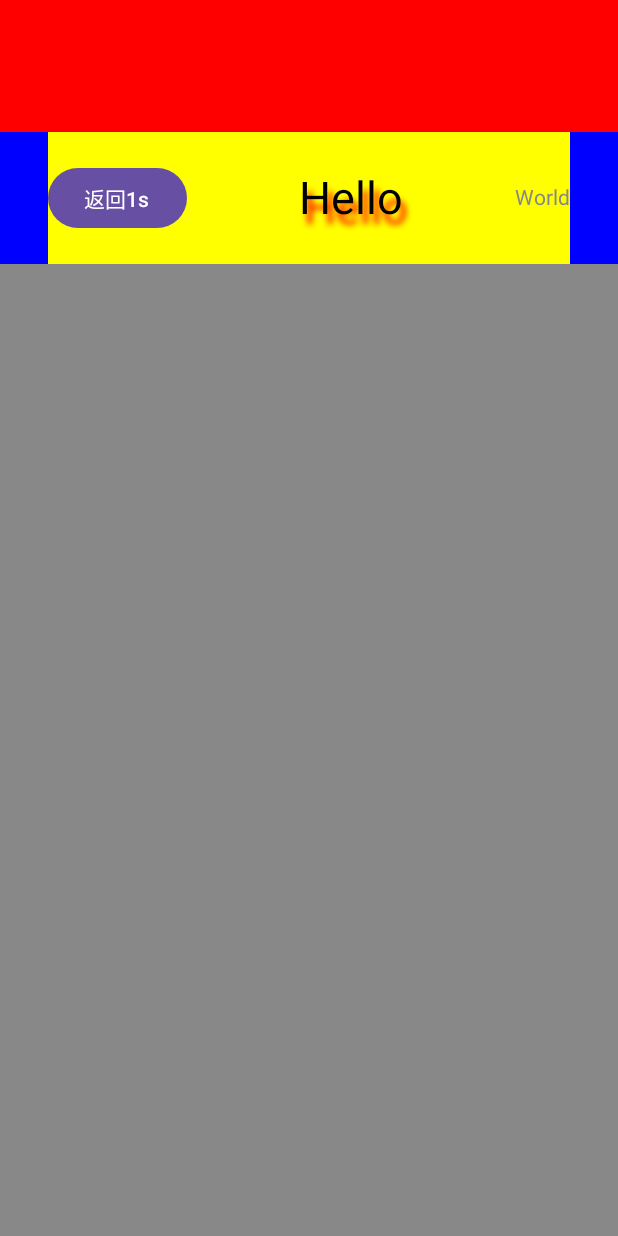
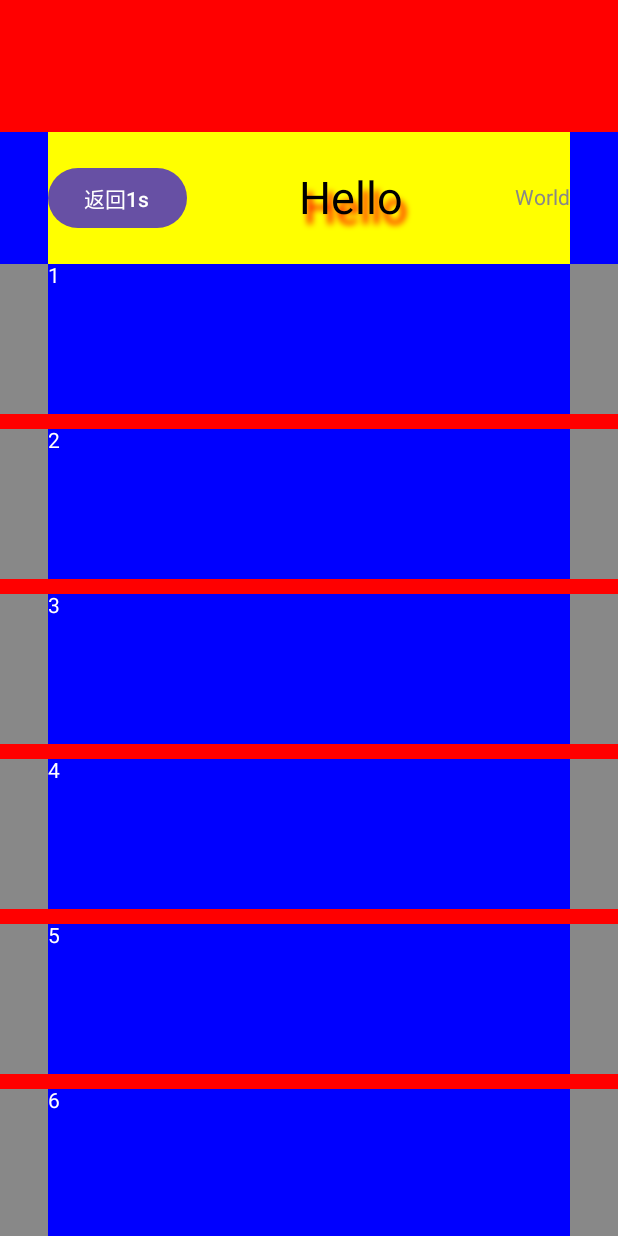
Before and after one commit to durban89/kun, an Android app built with Jetpack Compose: the screen it shows after launch (MainActivity), on a phone screen of 412 x 824 dp. Run offline under Robolectric (Android 15) with nearby library versions, the phone set to English and light mode, and no system bars; Roboto replaces fonts that are not available here.

Commit message:
update use list

```diff
--- a/app/src/main/java/com/gowhich/kun/MainActivity.kt
+++ b/app/src/main/java/com/gowhich/kun/MainActivity.kt
@@ -7,6 +7,8 @@ import androidx.activity.compose.setContent
 import androidx.compose.foundation.background
 import androidx.compose.foundation.layout.*
 import androidx.compose.foundation.lazy.LazyColumn
+import androidx.compose.foundation.rememberScrollState
+import androidx.compose.foundation.verticalScroll
 import androidx.compose.material3.*
 import androidx.compose.runtime.Composable
 import androidx.compose.ui.Alignment
@@ -84,11 +86,42 @@ fun MainContainer() {
                 )
                 Text("World", color = Color.Gray)
             }
+
+
         }
 
+        MessageList()
 
     }
 
+}
+
+@Composable
+fun MessageList() {
+    val messages: List<String> = listOf("1", "2", "3", "4", "5", "6", "7")
+    Column(
+        modifier = Modifier
+            .verticalScroll(rememberScrollState())
+            .background(color = Color.Gray)
+    ) {
+
+        messages.forEach { message ->
+            Row(
+                modifier = Modifier
+                    .height(100.dp)
+                    .padding(start = 32.dp, end = 32.dp)
+                    .fillMaxWidth()
+                    .background(color = Color.Blue)
+            ) {
+                Text(text = message, style = TextStyle(color = Color.White))
+            }
+
+            Spacer(modifier = Modifier
+                .height(10.dp)
+                .fillMaxWidth()
+                .background(Color.Red))
+        }
+    }
 }
 
 //
```
